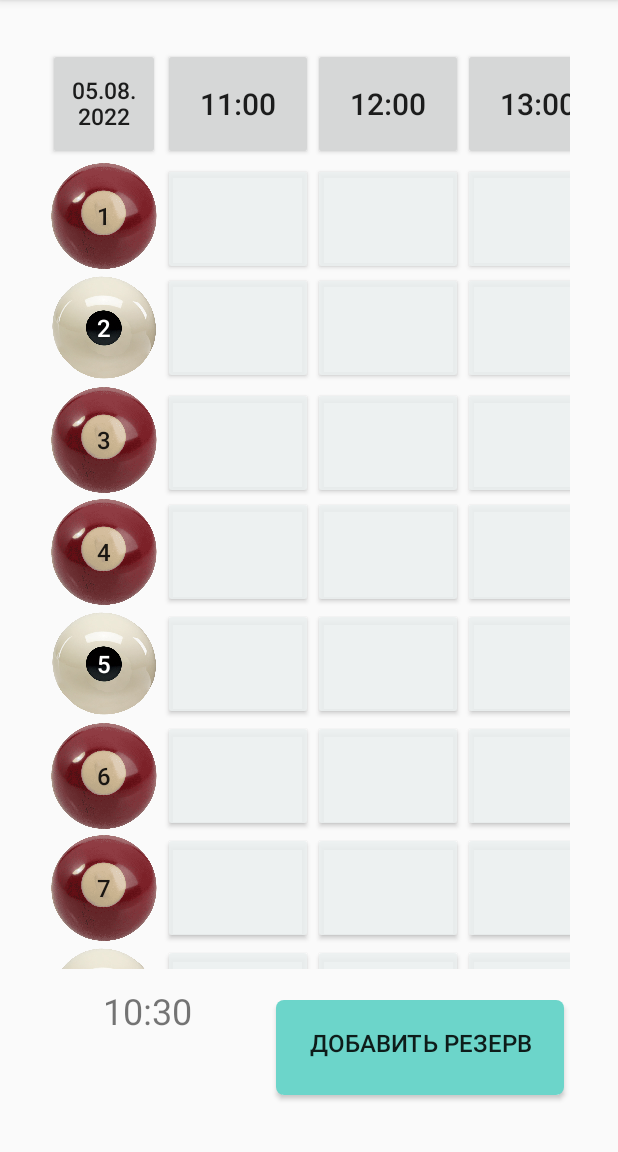
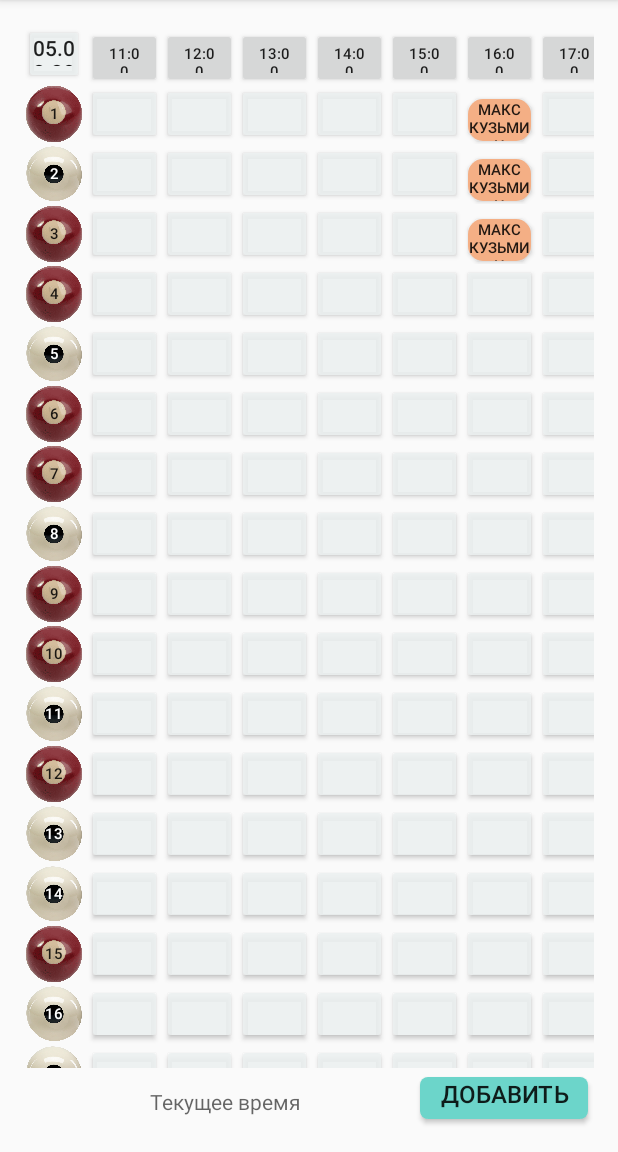
Before and after one commit to Gasayni/Billiard, an Android app: the CommonActivity screen opened directly, with no data from a screen before it, on a phone screen of 412 x 824 dp, the part 84-1236 px from its top. Run offline under Robolectric (Android 15) with nearby library versions, the phone set to English and light mode, and no system bars.

Commit message:
уменьшил sdk до 25, чтобы смотреть на своем телефоне. Уменьшил кнопки под телефон

```diff
--- a/app/build.gradle
+++ b/app/build.gradle
@@ -7,7 +7,9 @@ android {
 
     defaultConfig {
         applicationId "com.gas.billiard"
-        minSdk 28
+//        minSdk 28
+//        minSdk 26
+        minSdk 25
         targetSdk 32
         versionCode 1
         versionName "1.0"
--- a/app/src/main/java/com/gas/billiard/CommonActivity.java
+++ b/app/src/main/java/com/gas/billiard/CommonActivity.java
@@ -9,6 +9,7 @@ import android.database.Cursor;
 import android.database.sqlite.SQLiteDatabase;
 import android.graphics.Color;
 import android.graphics.drawable.Drawable;
+import android.os.Build;
 import android.os.Handler;
 import android.support.v7.app.AppCompatActivity;
 import android.os.Bundle;
@@ -33,6 +34,7 @@ public class CommonActivity extends AppCompatActivity implements View.OnClickLis
     private final SimpleDateFormat timeFormat = new SimpleDateFormat("HH:mm", Locale.ENGLISH);
     private Date currentDate = new Date();
     private final SimpleDateFormat dateFormat = new SimpleDateFormat("dd.MM.yyyy", Locale.ENGLISH);
+//    private final SimpleDateFormat dateFormat1 = new SimpleDateFormat("dd\nMM\nyyyy", Locale.ENGLISH);
     String today = dateFormat.format(currentDate);
     List<String> todayReserveList = new ArrayList<>();
     LocalTime startGameLocalTime, endGameLocalTime;
@@ -47,7 +49,7 @@ public class CommonActivity extends AppCompatActivity implements View.OnClickLis
     // листы для тегов (нужны, чтобы запоминать теги)
     List<Button> btnTableHeadTagsList = new ArrayList<>();
     List<Button> btnTimeTagsList = new ArrayList<>();
-    Button[][] btnTableTagArray = new Button[19][24];
+    Button[][] btnTableTagArray = new Button[tableCount][hourCount];
 
     // БД
     DBHelper dbHelper;
@@ -64,10 +66,19 @@ public class CommonActivity extends AppCompatActivity implements View.OnClickLis
     {
         // задаем начальное значение для выбора даты
         SimpleDateFormat dateFormat = new SimpleDateFormat("yyyy-MM-dd", Locale.ENGLISH);
-        LocalDate currentDate = LocalDate.parse(dateFormat.format(new Date()));
-        myDay = currentDate.getDayOfMonth();
-        myMonth = currentDate.getMonthValue() - 1;
-        myYear = currentDate.getYear();
+        LocalDate currentDate = null;
+        if (Build.VERSION.SDK_INT >= Build.VERSION_CODES.O) {
+            currentDate = LocalDate.parse(dateFormat.format(new Date()));
+        }
+        if (Build.VERSION.SDK_INT >= Build.VERSION_CODES.O) {
+            myDay = currentDate.getDayOfMonth();
+        }
+        if (Build.VERSION.SDK_INT >= Build.VERSION_CODES.O) {
+            myMonth = currentDate.getMonthValue() - 1;
+        }
+        if (Build.VERSION.SDK_INT >= Build.VERSION_CODES.O) {
+            myYear = currentDate.getYear();
+        }
     }
 
     @Override
@@ -128,7 +139,6 @@ public class CommonActivity extends AppCompatActivity implements View.OnClickLis
                 showDialog(DIALOG_DATE);
                 // при изменении даты, нужно, чтобы обновлялась и таблица резерва
             }
-            choseTable();
         }
     }
 
@@ -181,6 +191,11 @@ public class CommonActivity extends AppCompatActivity implements View.OnClickLis
     }
 
     private void choseTable() {
+        Log.i("Gas", "");
+        Log.i("Gas", " ...//... ");
+
+        // очищаем таблицу
+        clearBtnCommon();
         // нужно, чтобы при загрузке и при изменении даты показывались данные (подкрашивались кнопки) по времени
         // получаем данные c табл "ORDERS"
         cursorOrders = database.query(DBHelper.ORDERS,
@@ -199,7 +214,7 @@ public class CommonActivity extends AppCompatActivity implements View.OnClickLis
             int rateIndex = cursorOrders.getColumnIndex(DBHelper.KEY_RATE);
             int descriptionIndex = cursorOrders.getColumnIndex(DBHelper.KEY_DESCRIPTION);
             do {
-                // инициализируем все кнопки
+                // меняем нужные кнопки
                 // смотрим какой это стол
                 int i = cursorOrders.getInt(numTableIndex);
                 // находим кнопку по времени резерва, воспользуемся спец. методом
@@ -208,10 +223,16 @@ public class CommonActivity extends AppCompatActivity implements View.OnClickLis
                 // [i-1][j-1], где i-номер стола, j-время
                 btnTable = btnTableTagArray[i-1][j];
 
+
+                Log.i("Gas", "btnDate.getText().toString() = "
+                        + btnDate.getText().toString());
+                Log.i("Gas", "cursorOrders.getString(reserveDateIndex) = "
+                        + cursorOrders.getString(reserveDateIndex));
+
                 // находим все заказы на указанный день
                 if (cursorOrders.getString(reserveDateIndex).equals(btnDate.getText().toString())) {
+                    Log.i("Gas", "даты идентичны");
                     btnTable.setBackgroundResource(R.drawable.btn_style_6);
-                    btnTable.setTextSize(12);
                     btnTable.setText(cursorOrders.getString(clientIndex));
                 }
 
@@ -221,16 +242,21 @@ public class CommonActivity extends AppCompatActivity implements View.OnClickLis
         }
         cursorOrders.close();
 
-
-        // просто добавить туда условия
-        addBtnCommon();
+        // нужно, чтобы обновлялось
+//        addBtnCommon();
     }
 
     private Integer indexTimeMethod(String time) {
         // метод принимает время и возвращает номер 2-й позиции в btnTableTagArray
-        LocalTime timeLoc = LocalTime.parse(time);  // переданное время
+        LocalTime timeLoc = null;  // переданное время
+        if (android.os.Build.VERSION.SDK_INT >= android.os.Build.VERSION_CODES.O) {
+            timeLoc = LocalTime.parse(time);
+        }
         // получили переданный час
-        int hour = timeLoc.getHour();
+        int hour = 0;
+        if (android.os.Build.VERSION.SDK_INT >= android.os.Build.VERSION_CODES.O) {
+            hour = timeLoc.getHour();
+        }
         // теперь сравниваем
         int result;
         // сложная тараканиха по индексу
@@ -242,8 +268,13 @@ public class CommonActivity extends AppCompatActivity implements View.OnClickLis
     private Integer hourMethod(String time) {
         // этот метод будет принимать время и возвращать часы
         // все просто
-        LocalTime timeLoc = LocalTime.parse(time);  // переданное время
-        return timeLoc.getHour();
+        LocalTime timeLoc = null;  // переданное время
+        if (Build.VERSION.SDK_INT >= Build.VERSION_CODES.O) {
+            timeLoc = LocalTime.parse(time);
+        }
+        if (Build.VERSION.SDK_INT >= Build.VERSION_CODES.O) {
+            return timeLoc.getHour();
+        } else return -1;
     }
 
 
@@ -260,9 +291,18 @@ public class CommonActivity extends AppCompatActivity implements View.OnClickLis
         public void onDateSet(DatePicker view, int year, int monthOfYear,
                               int dayOfMonth) {
             myYear = year;
-            myMonth = monthOfYear;
+            myMonth = monthOfYear + 1;
             myDay = dayOfMonth;
-            btnDate.setText(myDay + "." + myMonth + "." + myYear);
+            String myMonthSt, myDaySt;
+            if (myMonth < 10) myMonthSt = "0" + myMonth;
+            else myMonthSt = "" + myMonth;
+            if (myDay < 10) myDaySt = "0" + myDay;
+            else myDaySt = "" + myDay;
+
+            btnDate.setText(myDaySt + "." + myMonthSt + "." + myYear);
+
+            choseTable();
+
         }
     };
 
@@ -274,13 +314,14 @@ public class CommonActivity extends AppCompatActivity implements View.OnClickLis
 
         btnDate = new Button(linTableHead.getContext());
         btnDate.setLayoutParams(new LinearLayout.LayoutParams(
-                option.convertDpToPixels(this, 75),
-                option.convertDpToPixels(this, 75)));
+                option.convertDpToPixels(this, 40),
+                option.convertDpToPixels(this, 40)));
 
         btnDate.setTag("btnChoseDate");
         // задаем сегодняшнюю дату
         btnDate.setText(dateFormat.format(new Date()));
-        btnDate.setTextSize(15);
+        btnDate.setTextSize(14);
+        btnDate.setBackgroundResource(R.drawable.btn_style_4);
 
         marginBtnTable = (LinearLayout.LayoutParams) btnDate.getLayoutParams();
         marginBtnTable.setMargins(0, 0, marginLength, 0);
@@ -289,13 +330,13 @@ public class CommonActivity extends AppCompatActivity implements View.OnClickLis
         for (int i = 0; i < tableCount; i++) {
             btnTableHead = new Button(linTableHead.getContext());
             btnTableHead.setLayoutParams(new LinearLayout.LayoutParams(
-                    option.convertDpToPixels(this, 75),
-                    option.convertDpToPixels(this, 75)));
+                    option.convertDpToPixels(this, 40),
+                    option.convertDpToPixels(this, 40)));
 
             btnTableHead.setTag("btnTableHead" + (1 + i));
             btnTableHeadTagsList.add(btnTableHead);
             btnTableHead.setText((i + 1) + "");
-            btnTableHead.setTextSize(16);
+            btnTableHead.setTextSize(10);
 
             marginBtnTable = (LinearLayout.LayoutParams) btnTableHead.getLayoutParams();
             marginBtnTable.setMargins(0, 0, marginLength, 0);
@@ -323,13 +364,13 @@ public class CommonActivity extends AppCompatActivity implements View.OnClickLis
 
             btnTime = new Button(linHour.getContext());
             btnTime.setLayoutParams(new LinearLayout.LayoutParams(
-                    option.convertDpToPixels(this, 100),
-                    option.convertDpToPixels(this, 75)));
+                    option.convertDpToPixels(this, 50),
+                    option.convertDpToPixels(this, 40)));
 
             btnTime.setTag("btnTime" + hourRight);
             btnTimeTagsList.add(btnTableHead);
             btnTime.setText(hourRight + ":00");
-            btnTime.setTextSize(20);
+            btnTime.setTextSize(10);
             btnTime.setClickable(false);
 
             LinearLayout.LayoutParams marginBtnTable = (LinearLayout.LayoutParams) btnTime.getLayoutParams();
@@ -359,13 +400,14 @@ public class CommonActivity extends AppCompatActivity implements View.OnClickLis
 
                 btnTable = new Button(linTable.getContext());
                 btnTable.setLayoutParams(new LinearLayout.LayoutParams(
-                        option.convertDpToPixels(this, 100),
-                        option.convertDpToPixels(this, 75)));
+                        option.convertDpToPixels(this, 50),
+                        option.convertDpToPixels(this, 40)));
 
                 btnTable.setTag("btnTable." + (i+1) + "." + hourRight);
                 btnTableTagArray[i][j] = btnTable;
                 btnTable.setBackgroundResource(R.drawable.btn_style_4);
                 btnTable.setClickable(false);
+                btnTable.setTextSize(10);
 
                 LinearLayout.LayoutParams marginBtnTable = (LinearLayout.LayoutParams) btnTable.getLayoutParams();
 //                marginBtnTable.setMargins(0, 0, marginLength, 0);
@@ -377,4 +419,14 @@ public class CommonActivity extends AppCompatActivity implements View.OnClickLis
             linTableTime.addView(linTable);
         }
     }
+
+    public void clearBtnCommon() {
+        for (int i = 0; i < tableCount; i++) {
+            for (int j = 0; j < hourCount; j++) {
+                Button btnTable = btnTableTagArray[i][j];
+                btnTable.setBackgroundResource(R.drawable.btn_style_4);
+                btnTable.setText("");
+            }
+        }
+    }
 }
--- a/app/src/main/res/layout/activity_common.xml
+++ b/app/src/main/res/layout/activity_common.xml
@@ -5,7 +5,7 @@
     android:layout_width="match_parent"
     android:layout_height="match_parent"
     android:layout_centerHorizontal="true"
-    android:padding="32dp"
+    android:padding="16dp"
     tools:context=".CommonActivity">
 
     <ScrollView
@@ -13,7 +13,7 @@
         android:layout_width="wrap_content"
         android:layout_height="wrap_content"
         android:layout_centerHorizontal="true"
-        android:layout_marginBottom="90dp"
+        android:layout_marginBottom="40dp"
         android:gravity="center_horizontal"
         android:orientation="vertical"
         android:scrollbars="none">
@@ -68,19 +68,19 @@
         android:layout_width="match_parent"
         android:layout_height="wrap_content"
         android:layout_alignParentBottom="true"
-        android:layout_marginBottom="32dp"
+        android:layout_marginBottom="8dp"
         android:gravity="center"
-        android:paddingRight="164dp">
+        android:paddingRight="80dp">
 
         <TextView
             android:id="@+id/tvTime"
             android:layout_width="match_parent"
             android:layout_height="match_parent"
             android:layout_gravity="center"
-            android:layout_marginRight="52dp"
+            android:layout_marginRight="32dp"
             android:gravity="center"
             android:hint="Текущее время"
-            android:textSize="24sp" />
+            android:textSize="14sp" />
     </LinearLayout>
 
     <LinearLayout
@@ -92,8 +92,8 @@
 
         <Button
             android:id="@+id/btnAdd"
-            android:layout_width="200dp"
-            android:layout_height="75dp"
+            android:layout_width="120dp"
+            android:layout_height="40dp"
             android:layout_alignParentRight="true"
             android:layout_gravity=""
             android:background="@drawable/btn_style_2"
```
Also changed, not shown: app/src/main/res/layout/activity_main.xml (+17 -17 lines).
